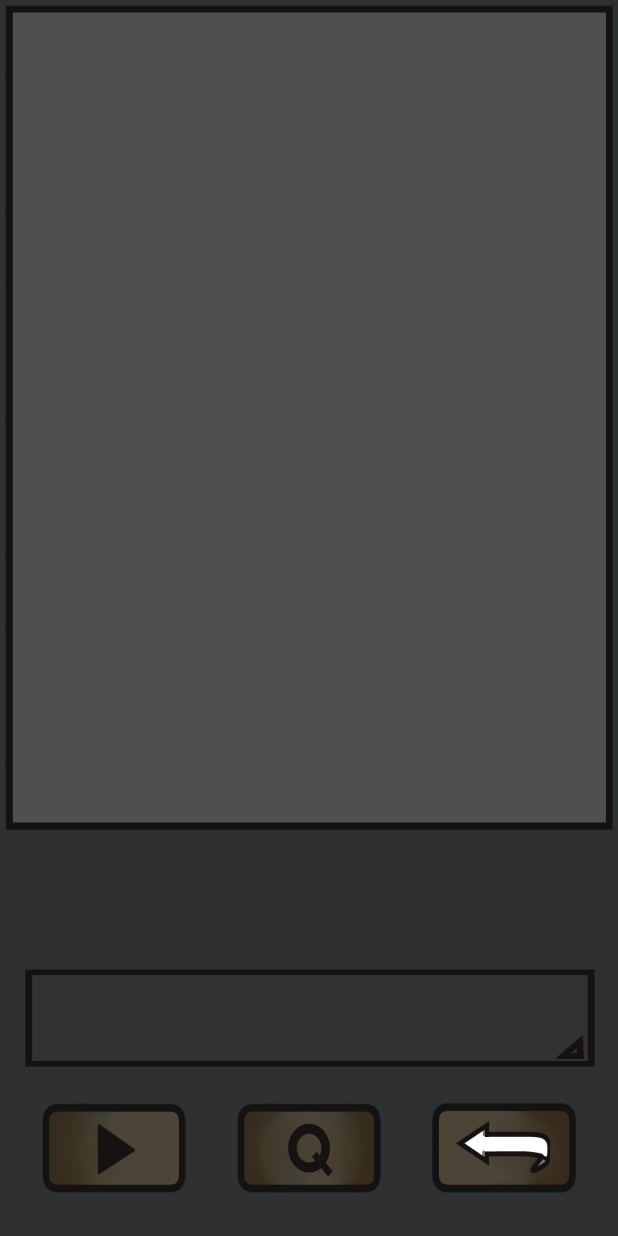
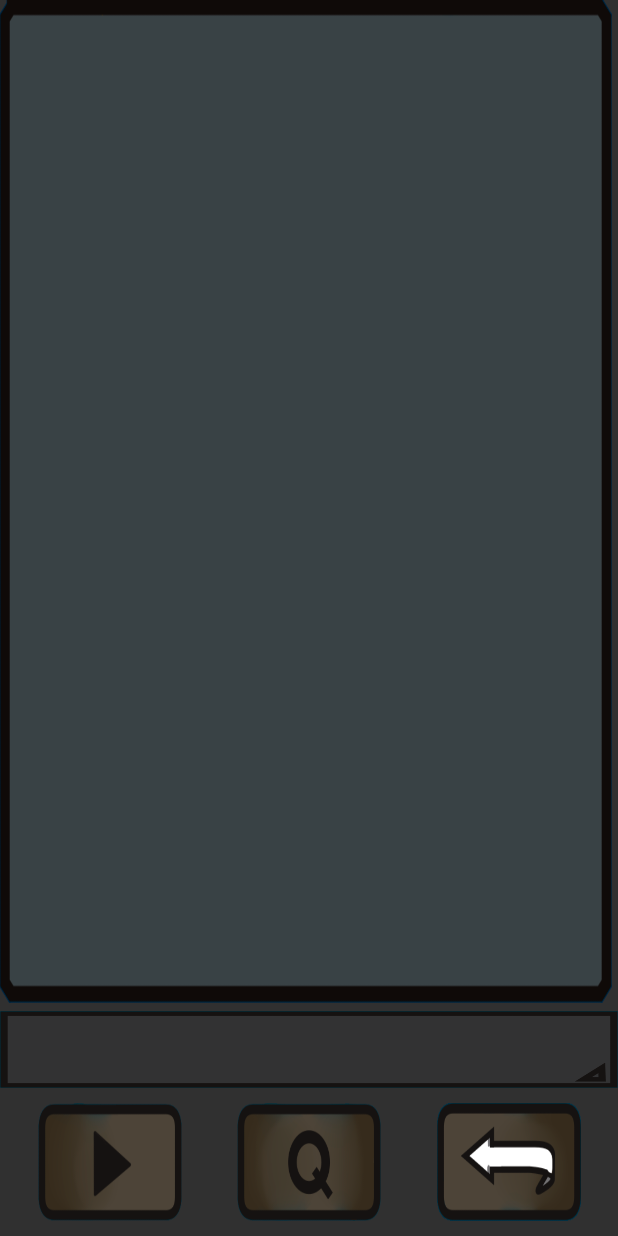
Before and after one commit to Reymai/Java_Learner, an Android app: the CodingActivity screen opened directly, with no data from a screen before it, on a phone screen of 412 x 824 dp. Run offline under Robolectric (Android 15) with nearby library versions, the phone set to English and light mode, and no system bars.

Commit message:
Adapted layout for smaller screens

```diff
--- a/app/src/main/res/layout/activity_coding.xml
+++ b/app/src/main/res/layout/activity_coding.xml
@@ -9,85 +9,71 @@
     <ImageButton
         android:id="@+id/RunBtn"
         android:layout_width="120dp"
-        android:layout_height="80dp"
+        android:layout_height="0dp"
         android:backgroundTint="#00FFFFFF"
         android:scaleType="fitXY"
         app:layout_constraintBottom_toBottomOf="parent"
-        app:layout_constraintEnd_toEndOf="parent"
-        app:layout_constraintHorizontal_bias="0.054"
+        app:layout_constraintEnd_toStartOf="@+id/QuestBtn"
         app:layout_constraintStart_toStartOf="parent"
-        app:layout_constraintTop_toTopOf="parent"
+        app:layout_constraintTop_toBottomOf="@+id/recyclerView3"
         app:layout_constraintVertical_bias="0.975"
         app:srcCompat="@drawable/codingrun" />
 
     <ImageButton
         android:id="@+id/BackBtn"
         android:layout_width="120dp"
-        android:layout_height="80dp"
+        android:layout_height="0dp"
         android:backgroundTint="#00FFFFFF"
         android:scaleType="fitXY"
         app:layout_constraintBottom_toBottomOf="parent"
         app:layout_constraintEnd_toEndOf="parent"
-        app:layout_constraintHorizontal_bias="0.945"
-        app:layout_constraintStart_toStartOf="parent"
-        app:layout_constraintTop_toTopOf="parent"
+        app:layout_constraintStart_toEndOf="@+id/QuestBtn"
+        app:layout_constraintTop_toBottomOf="@+id/recyclerView3"
         app:layout_constraintVertical_bias="0.975"
         app:srcCompat="@drawable/codingbb" />
 
     <ImageButton
         android:id="@+id/QuestBtn"
         android:layout_width="120dp"
-        android:layout_height="80dp"
+        android:layout_height="0dp"
         android:backgroundTint="#00FFFFFF"
-        android:scaleType="fitXY"
-        app:layout_constraintBottom_toBottomOf="parent"
-        app:layout_constraintEnd_toStartOf="@+id/BackBtn"
-        app:layout_constraintStart_toEndOf="@+id/RunBtn"
-        app:layout_constraintTop_toTopOf="parent"
-        app:layout_constraintVertical_bias="0.975"
-        app:srcCompat="@drawable/codingquset" />
-
-    <ImageView
-        android:id="@+id/CodingBGImg"
-        android:layout_width="405dp"
-        android:layout_height="550dp"
         android:scaleType="fitXY"
         app:layout_constraintBottom_toBottomOf="parent"
         app:layout_constraintEnd_toEndOf="parent"
         app:layout_constraintStart_toStartOf="parent"
-        app:layout_constraintTop_toTopOf="parent"
-        app:layout_constraintVertical_bias="0.011"
-        app:srcCompat="@drawable/codinglog" />
+        app:layout_constraintTop_toBottomOf="@+id/recyclerView3"
+        app:layout_constraintVertical_bias="1.0"
+        app:srcCompat="@drawable/codingquset" />
 
     <androidx.recyclerview.widget.RecyclerView
         android:id="@+id/recyclerView2"
-        android:layout_width="390dp"
-        android:layout_height="525dp"
-        app:layout_constraintBottom_toBottomOf="@+id/CodingBGImg"
+        android:layout_width="0dp"
+        android:layout_height="0dp"
+        android:layout_marginEnd="4dp"
+        android:layout_marginBottom="5dp"
+        android:background="@drawable/list"
+        android:paddingStart="10dp"
+        android:paddingLeft="10dp"
+        android:paddingTop="10dp"
+        app:layout_constraintBottom_toTopOf="@+id/recyclerView3"
         app:layout_constraintEnd_toEndOf="parent"
-        app:layout_constraintStart_toStartOf="@+id/CodingBGImg"
-        app:layout_constraintTop_toTopOf="@+id/CodingBGImg" />
+        app:layout_constraintHorizontal_bias="1.0"
+        app:layout_constraintStart_toStartOf="parent"
+        app:layout_constraintTop_toTopOf="parent"
+        app:layout_constraintVertical_bias="0.0" />
 
-    <ImageView
-        android:id="@+id/AccessBgImg"
-        android:layout_width="380dp"
-        android:layout_height="65dp"
-        android:scaleType="fitXY"
+    <androidx.recyclerview.widget.RecyclerView
+        android:id="@+id/recyclerView3"
+        android:layout_width="0dp"
+        android:layout_height="51dp"
+        android:background="@drawable/fastacces"
+        android:paddingLeft="10dp"
+        android:scrollbars="horizontal"
         app:layout_constraintBottom_toBottomOf="parent"
         app:layout_constraintEnd_toEndOf="parent"
-        app:layout_constraintHorizontal_bias="0.515"
+        app:layout_constraintHorizontal_bias="0.0"
         app:layout_constraintStart_toStartOf="parent"
-        app:layout_constraintTop_toTopOf="@+id/CodingBGImg"
-        app:layout_constraintVertical_bias="0.851"
-        app:srcCompat="@drawable/fastacces" />
-
-    <androidx.recyclerview.widget.RecyclerView
-        android:layout_width="367dp"
-        android:layout_height="51dp"
-        android:scrollbars="horizontal"
-        app:layout_constraintBottom_toBottomOf="@+id/AccessBgImg"
-        app:layout_constraintEnd_toEndOf="@+id/AccessBgImg"
-        app:layout_constraintStart_toStartOf="@+id/AccessBgImg"
-        app:layout_constraintTop_toTopOf="@+id/AccessBgImg" />
+        app:layout_constraintTop_toTopOf="parent"
+        app:layout_constraintVertical_bias="0.872" />
 
 </androidx.constraintlayout.widget.ConstraintLayout>
```
Also changed, not shown: app/src/main/res/layout/activity_forgotten_password.xml (+21 -14 lines), app/src/main/res/layout/activity_library_theme_info.xml (+36 -45 lines), app/src/main/res/layout/activity_library_theme_list.xml (+28 -37 lines), app/src/main/res/layout/activity_login.xml (+20 -12 lines), app/src/main/res/layout/activity_main_menu.xml (+9 -8 lines), app/src/main/res/layout/activity_profile.xml (+35 -41 lines), app/src/main/res/layout/activity_registration.xml (+25 -10 lines), app/src/main/res/layout/activity_settings.xml (+44 -47 lines).
